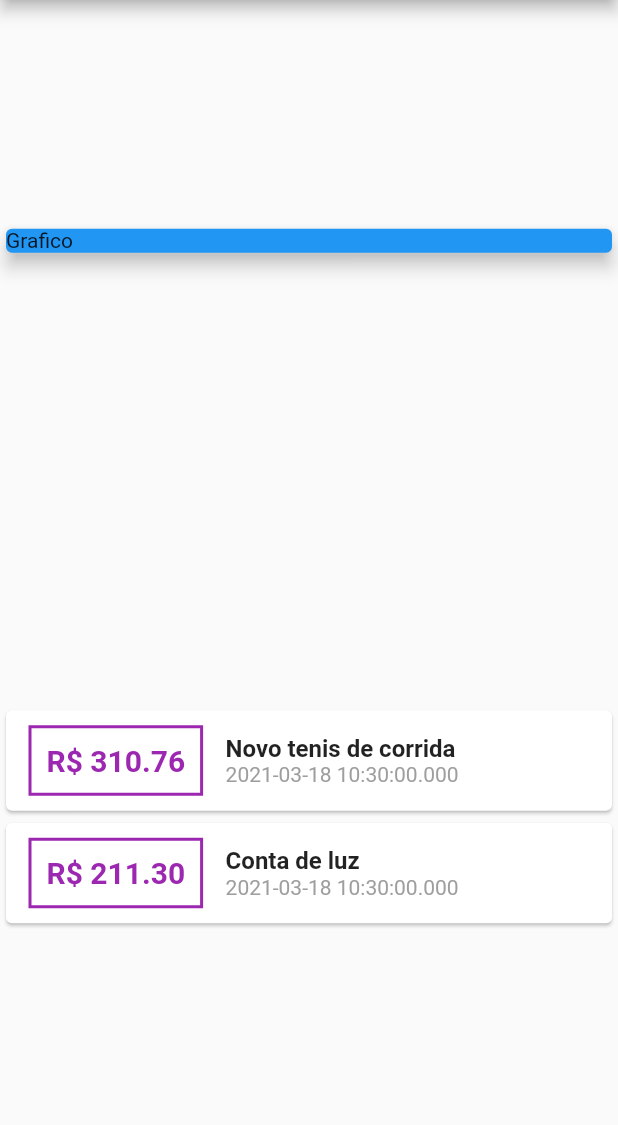
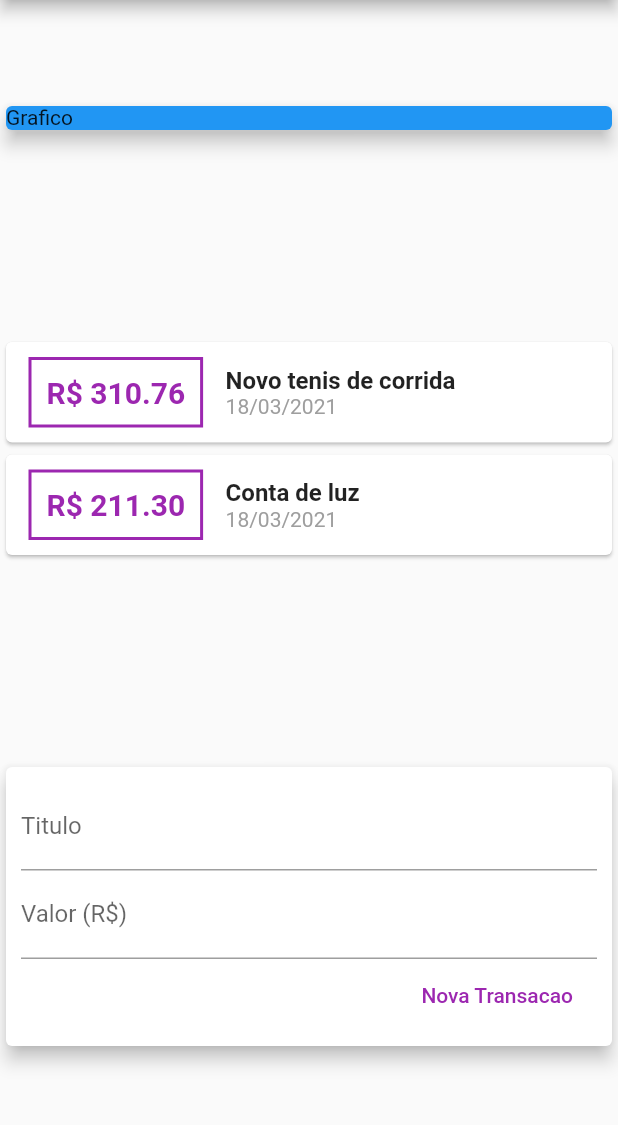
Before and after one commit to stanleysouza/despesas, a Flutter app: the screen it shows after launch, on a phone screen of 412 x 824 dp, the part 84-1209 px from its top. Run offline on Flutter 3.47's test engine with Material 2 defaults, Android fonts, the phone set to English and light mode, and no system bars.

Commit message:
aula 91 flutter

```diff
--- a/lib/main.dart
+++ b/lib/main.dart
@@ -1,6 +1,7 @@
 import 'package:despesas/trasaction.dart';
 import 'package:flutter/cupertino.dart';
 import 'package:flutter/material.dart';
+import 'package:intl/intl.dart';
 
 main() => runApp(ExpensesApp());
 
@@ -84,7 +85,7 @@ class MyHomePage extends StatelessWidget {
                           ),
                         ),
                         Text(
-                          tr.date.toString(),
+                          DateFormat('d/MM/y').format(tr.date),
                           style: TextStyle(
                             color: Colors.grey,
                           ),
@@ -95,6 +96,36 @@ class MyHomePage extends StatelessWidget {
                 ),
               );
             }).toList(),
+          ),
+          Card(
+            elevation: 5,
+            child: Padding(
+              padding: const EdgeInsets.all(10),
+              child: Column(
+                children: <Widget>[
+                  TextField(
+                    decoration: InputDecoration(
+                      labelText: 'Titulo',
+                    ),
+                  ),
+                  TextField(
+                    decoration: InputDecoration(
+                      labelText: 'Valor (R\$)',
+                    ),
+                  ),
+                  Row(
+                    mainAxisAlignment: MainAxisAlignment.end,
+                    children: [
+                      FlatButton(
+                        child: Text('Nova Transacao'),
+                        textColor: Colors.purple,
+                        onPressed: () {},
+                      ),
+                    ],
+                  )
+                ],
+              ),
+            ),
           )
         ],
       ),
--- a/pubspec.yaml
+++ b/pubspec.yaml
@@ -23,6 +23,7 @@ environment:
 dependencies:
   flutter:
     sdk: flutter
+  intl: 0.16.1
 
 
   # The following adds the Cupertino Icons font to your application.
```
Also changed, not shown: pubspec.lock.
